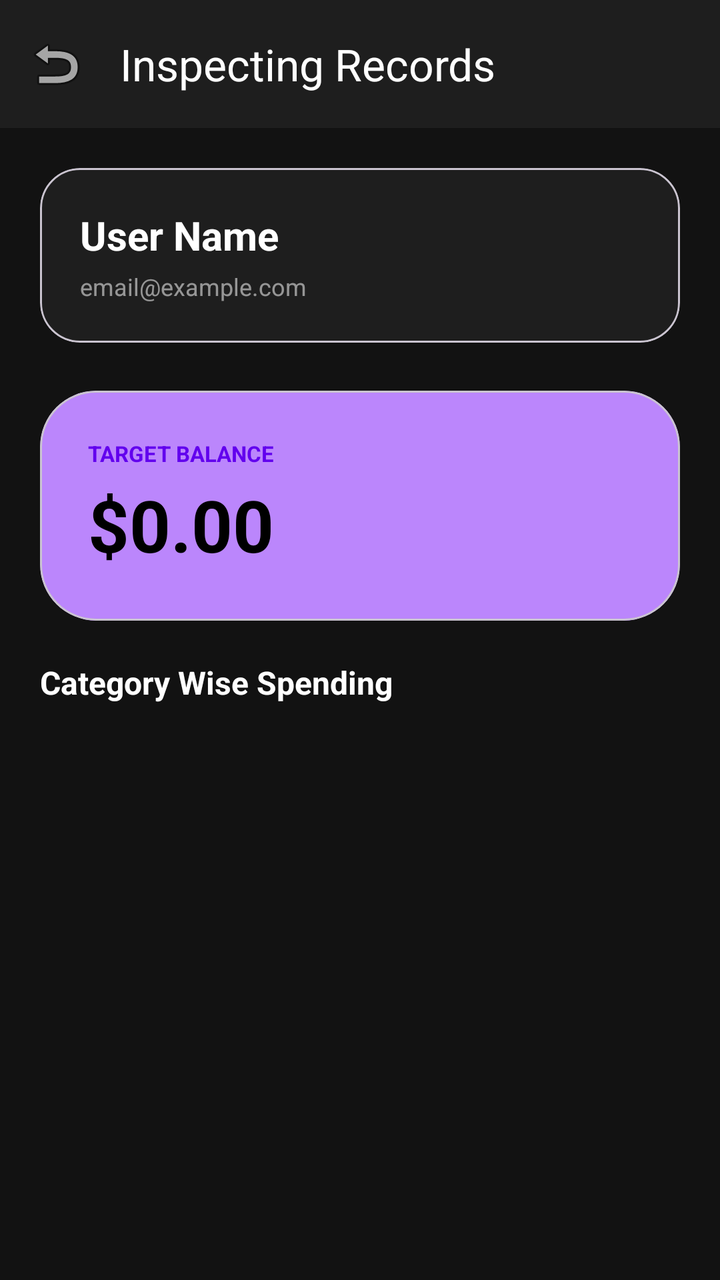
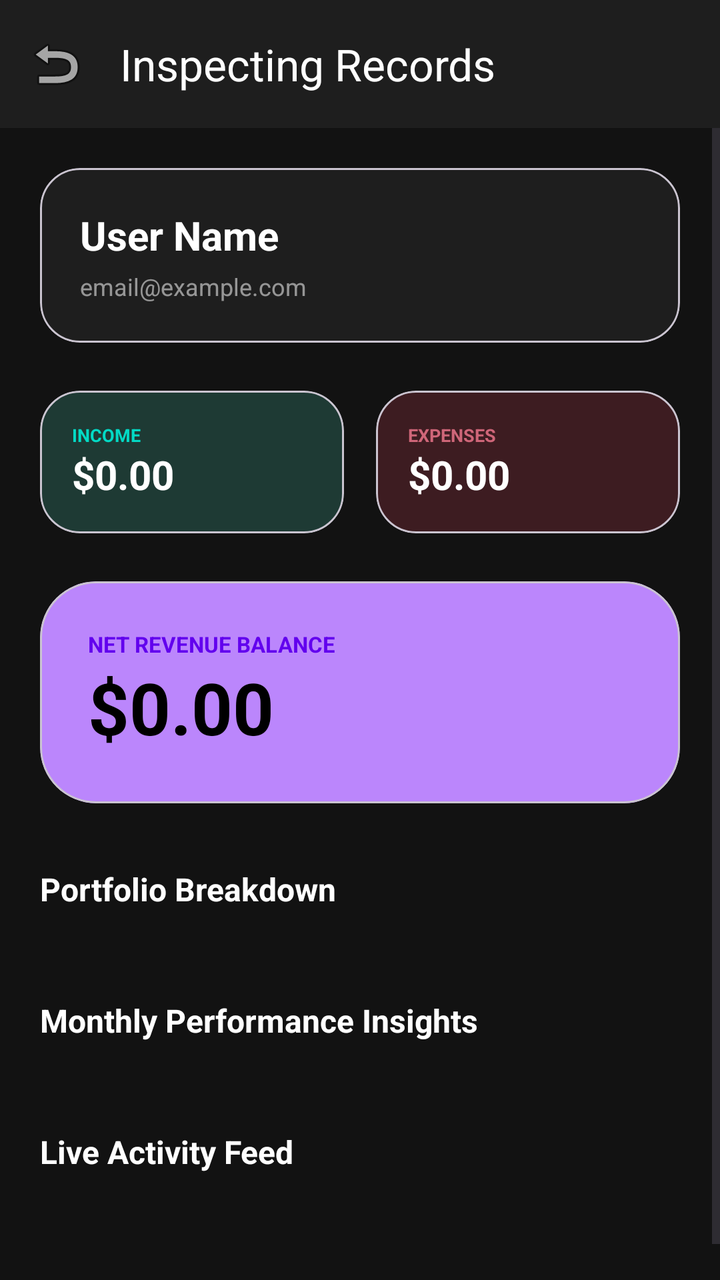

Screens rendered from an Android XML layout before and after an edit, with the pre-edit source and the edit as a unified diff.
<!-- AndroidManifest.xml: application theme Theme.FinanceWise -->
<!-- res/layout/activity_inspection.xml -->
<?xml version="1.0" encoding="utf-8"?>
<LinearLayout xmlns:android="http://schemas.android.com/apk/res/android"
    xmlns:app="http://schemas.android.com/apk/res-auto"
    android:layout_width="match_parent"
    android:layout_height="match_parent"
    android:background="#121212"
    android:orientation="vertical">

    
    <androidx.appcompat.widget.Toolbar
        android:id="@+id/toolbar_inspection"
        android:layout_width="match_parent"
        android:layout_height="?attr/actionBarSize"
        android:background="#1E1E1E"
        app:navigationIcon="@android:drawable/ic_menu_revert"
        app:title="Inspecting Records"
        app:titleTextColor="#FFFFFF" />

    <ScrollView
        android:layout_width="match_parent"
        android:layout_height="match_parent"
        android:fillViewport="true">

        <LinearLayout
            android:layout_width="match_parent"
            android:layout_height="wrap_content"
            android:orientation="vertical"
            android:padding="20dp">

            
            <com.google.android.material.card.MaterialCardView
                android:layout_width="match_parent"
                android:layout_height="wrap_content"
                app:cardCornerRadius="20dp"
                app:cardBackgroundColor="#1E1E1E"
                app:cardElevation="0dp"
                android:layout_marginBottom="24dp">
                <LinearLayout
                    android:layout_width="match_parent"
                    android:layout_height="wrap_content"
                    android:orientation="vertical"
                    android:padding="20dp">
                    <TextView
                        android:id="@+id/tv_inspect_user_name"
                        android:layout_width="wrap_content"
                        android:layout_height="wrap_content"
                        android:text="User Name"
                        android:textColor="#FFFFFF"
                        android:textSize="20sp"
                        android:textStyle="bold" />
                    <TextView
                        android:id="@+id/tv_inspect_user_email"
                        android:layout_width="wrap_content"
                        android:layout_height="wrap_content"
                        android:text="email@example.com"
                        android:textColor="#88FFFFFF"
                        android:textSize="12sp"
                        android:layout_marginTop="4dp" />
                </LinearLayout>
            </com.google.android.material.card.MaterialCardView>

            
            <com.google.android.material.button.MaterialButton
                android:id="@+id/btn_inspect_toggle_status"
                android:layout_width="match_parent"
                android:layout_height="56dp"
                android:text="Toggle Status"
                android:textColor="#000"
                app:cornerRadius="14dp"
                android:visibility="gone"
                android:layout_marginBottom="24dp" />

            
            <com.google.android.material.card.MaterialCardView
                android:layout_width="match_parent"
                android:layout_height="wrap_content"
                app:cardCornerRadius="28dp"
                app:cardBackgroundColor="#BB86FC"
                android:layout_marginBottom="20dp">
                <LinearLayout
                    android:layout_width="match_parent"
                    android:layout_height="wrap_content"
                    android:orientation="vertical"
                    android:padding="24dp">
                    <TextView
                        android:layout_width="wrap_content"
                        android:layout_height="wrap_content"
                        android:text="TARGET BALANCE"
                        android:textColor="#6200EE"
                        android:textSize="11sp"
                        android:textStyle="bold"
                        android:textAllCaps="true" />
                    <TextView
                        android:id="@+id/tv_inspect_balance"
                        android:layout_width="wrap_content"
                        android:layout_height="wrap_content"
                        android:text="$0.00"
                        android:textColor="#000000"
                        android:textSize="36sp"
                        android:textStyle="bold"
                        android:layout_marginTop="4dp" />
                </LinearLayout>
            </com.google.android.material.card.MaterialCardView>

            
            <TextView
                android:layout_width="wrap_content"
                android:layout_height="wrap_content"
                android:text="Category Wise Spending"
                android:textColor="#FFFFFF"
                android:textSize="16sp"
                android:textStyle="bold"
                android:layout_marginBottom="12dp" />
            <LinearLayout
                android:id="@+id/layout_inspect_category_list"
                android:layout_width="match_parent"
                android:layout_height="wrap_content"
                android:orientation="vertical"
                android:layout_marginBottom="24dp" />

            
            <LinearLayout
                android:id="@+id/panel_inspect_add_record"
                android:layout_width="match_parent"
                android:layout_height="wrap_content"
                android:orientation="vertical"
                android:visibility="gone"
                android:layout_marginBottom="32dp">
                <TextView
                    android:layout_width="wrap_content"
                    android:layout_height="wrap_content"
                    android:text="Log Transaction for Target"
                    android:textColor="#FFFFFF"
                    android:textSize="16sp"
                    android:textStyle="bold"
                    android:layout_marginBottom="12dp" />
                <com.google.android.material.textfield.TextInputLayout
                    android:layout_width="match_parent"
                    android:layout_height="wrap_content"
                    android:hint="Amount"
                    app:boxStrokeColor="#BB86FC"
                    style="@style/Widget.MaterialComponents.TextInputLayout.OutlinedBox.Dense">
                    <com.google.android.material.textfield.TextInputEditText
                        android:id="@+id/et_inspect_record_amount"
                        android:layout_width="match_parent"
                        android:layout_height="wrap_content"
                        android:textColor="#FFF"
                        android:inputType="numberDecimal"/>
                </com.google.android.material.textfield.TextInputLayout>
                <com.google.android.material.textfield.TextInputLayout
                    android:layout_width="match_parent"
                    android:layout_height="wrap_content"
                    android:hint="Category"
                    app:boxStrokeColor="#BB86FC"
                    android:layout_marginTop="8dp"
                    style="@style/Widget.MaterialComponents.TextInputLayout.OutlinedBox.Dense">
                    <com.google.android.material.textfield.TextInputEditText
                        android:id="@+id/et_inspect_record_cat"
                        android:layout_width="match_parent"
                        android:layout_height="wrap_content"
                        android:textColor="#FFF"/>
                </com.google.android.material.textfield.TextInputLayout>
                <LinearLayout
                    android:layout_width="match_parent"
                    android:layout_height="wrap_content"
                    android:orientation="horizontal"
                    android:layout_marginTop="12dp">
                    <com.google.android.material.button.MaterialButton
                        android:id="@+id/btn_inspect_add_income"
                        android:layout_width="0dp"
                        android:layout_weight="1"
                        android:layout_height="52dp"
                        android:text="Income"
                        app:backgroundTint="#03DAC5"
                        android:textColor="#000"
                        app:cornerRadius="12dp"
                        android:layout_marginEnd="4dp"/>
                    <com.google.android.material.button.MaterialButton
                        android:id="@+id/btn_inspect_add_expense"
                        android:layout_width="0dp"
                        android:layout_weight="1"
                        android:layout_height="52dp"
                        android:text="Expense"
                        app:backgroundTint="#CF6679"
                        android:textColor="#000"
                        app:cornerRadius="12dp"
                        android:layout_marginStart="4dp"/>
                </LinearLayout>
            </LinearLayout>

        </LinearLayout>
    </ScrollView>
</LinearLayout>
<!-- resources referenced by this layout -->
<resources>
  <style name="Theme.FinanceWise" parent="Base.Theme.FinanceWise" />
  <style name="Base.Theme.FinanceWise" parent="Theme.Material3.DayNight.NoActionBar">
          
          
      </style>
</resources>

<!-- the commit's change to res/layout/activity_inspection.xml (unified diff, before → after) -->
@@ -71,12 +71,80 @@
                 android:layout_marginBottom="24dp" />
 
             
+            <LinearLayout
+                android:layout_width="match_parent"
+                android:layout_height="wrap_content"
+                android:orientation="horizontal"
+                android:layout_marginBottom="24dp">
+
+                <com.google.android.material.card.MaterialCardView
+                    android:layout_width="0dp"
+                    android:layout_weight="1"
+                    android:layout_height="wrap_content"
+                    app:cardCornerRadius="20dp"
+                    app:cardBackgroundColor="#1E3A34"
+                    android:layout_marginEnd="8dp">
+                    <LinearLayout
+                        android:layout_width="match_parent"
+                        android:layout_height="wrap_content"
+                        android:orientation="vertical"
+                        android:padding="16dp">
+                        <TextView
+                            android:layout_width="wrap_content"
+                            android:layout_height="wrap_content"
+                            android:text="INCOME"
+                            android:textColor="#03DAC5"
+                            android:textSize="9sp"
+                            android:textStyle="bold" />
+                        <TextView
+                            android:id="@+id/tv_inspect_total_income"
+                            android:layout_width="wrap_content"
+                            android:layout_height="wrap_content"
+                            android:text="$0.00"
+                            android:textColor="#FFFFFF"
+                            android:textSize="20sp"
+                            android:textStyle="bold" />
+                    </LinearLayout>
+                </com.google.android.material.card.MaterialCardView>
+
+                <com.google.android.material.card.MaterialCardView
+                    android:layout_width="0dp"
+                    android:layout_weight="1"
+                    android:layout_height="wrap_content"
+                    app:cardCornerRadius="20dp"
+                    app:cardBackgroundColor="#3D1C21"
+                    android:layout_marginStart="8dp">
+                    <LinearLayout
+                        android:layout_width="match_parent"
+                        android:layout_height="wrap_content"
+                        android:orientation="vertical"
+                        android:padding="16dp">
+                        <TextView
+                            android:layout_width="wrap_content"
+                            android:layout_height="wrap_content"
+                            android:text="EXPENSES"
+                            android:textColor="#CF6679"
+                            android:textSize="9sp"
+                            android:textStyle="bold" />
+                        <TextView
+                            android:id="@+id/tv_inspect_total_expense"
+                            android:layout_width="wrap_content"
+                            android:layout_height="wrap_content"
+                            android:text="$0.00"
+                            android:textColor="#FFFFFF"
+                            android:textSize="20sp"
+                            android:textStyle="bold" />
+                    </LinearLayout>
+                </com.google.android.material.card.MaterialCardView>
+            </LinearLayout>
+
+            
             <com.google.android.material.card.MaterialCardView
                 android:layout_width="match_parent"
                 android:layout_height="wrap_content"
                 app:cardCornerRadius="28dp"
                 app:cardBackgroundColor="#BB86FC"
-                android:layout_marginBottom="20dp">
+                android:layout_marginBottom="32dp">
                 <LinearLayout
                     android:layout_width="match_parent"
                     android:layout_height="wrap_content"
@@ -85,11 +153,10 @@
                     <TextView
                         android:layout_width="wrap_content"
                         android:layout_height="wrap_content"
-                        android:text="TARGET BALANCE"
+                        android:text="NET REVENUE BALANCE"
                         android:textColor="#6200EE"
                         android:textSize="11sp"
-                        android:textStyle="bold"
-                        android:textAllCaps="true" />
+                        android:textStyle="bold" />
                     <TextView
                         android:id="@+id/tv_inspect_balance"
                         android:layout_width="wrap_content"
@@ -97,8 +164,7 @@
                         android:text="$0.00"
                         android:textColor="#000000"
                         android:textSize="36sp"
-                        android:textStyle="bold"
-                        android:layout_marginTop="4dp" />
+                        android:textStyle="bold" />
                 </LinearLayout>
             </com.google.android.material.card.MaterialCardView>
 
@@ -106,7 +172,7 @@
             <TextView
                 android:layout_width="wrap_content"
                 android:layout_height="wrap_content"
-                android:text="Category Wise Spending"
+                android:text="Portfolio Breakdown"
                 android:textColor="#FFFFFF"
                 android:textSize="16sp"
                 android:textStyle="bold"
@@ -116,7 +182,40 @@
                 android:layout_width="match_parent"
                 android:layout_height="wrap_content"
                 android:orientation="vertical"
-                android:layout_marginBottom="24dp" />
+                android:layout_marginBottom="32dp" />
+
+            
+            <TextView
+                android:layout_width="wrap_content"
+                android:layout_height="wrap_content"
+                android:text="Monthly Performance Insights"
+                android:textColor="#FFFFFF"
+                android:textSize="16sp"
+                android:textStyle="bold"
+                android:layout_marginBottom="12dp" />
+            <LinearLayout
+                android:id="@+id/layout_inspect_trends"
+                android:layout_width="match_parent"
+                android:layout_height="wrap_content"
+                android:orientation="vertical"
+                android:layout_marginBottom="32dp" />
+
+            
+            <TextView
+                android:layout_width="wrap_content"
+                android:layout_height="wrap_content"
+                android:text="Live Activity Feed"
+                android:textColor="#FFFFFF"
+                android:textSize="16sp"
+                android:textStyle="bold"
+                android:layout_marginBottom="12dp" />
+            <LinearLayout
+                android:id="@+id/layout_inspect_activity_feed"
+                android:layout_width="match_parent"
+                android:layout_height="wrap_content"
+                android:orientation="vertical"
+                android:layout_marginBottom="40dp" />
+
 
             
             <LinearLayout
@@ -170,7 +269,8 @@
                         android:layout_width="0dp"
                         android:layout_weight="1"
                         android:layout_height="52dp"
-                        android:text="Income"
+                        android:text="Add Income"
+                        android:textSize="12sp"
                         app:backgroundTint="#03DAC5"
                         android:textColor="#000"
                         app:cornerRadius="12dp"
@@ -180,7 +280,8 @@
                         android:layout_width="0dp"
                         android:layout_weight="1"
                         android:layout_height="52dp"
-                        android:text="Expense"
+                        android:text="Add Expense"
+                        android:textSize="12sp"
                         app:backgroundTint="#CF6679"
                         android:textColor="#000"
                         app:cornerRadius="12dp"
@@ -188,6 +289,7 @@
                 </LinearLayout>
             </LinearLayout>
 
+
         </LinearLayout>
     </ScrollView>
 </LinearLayout>
